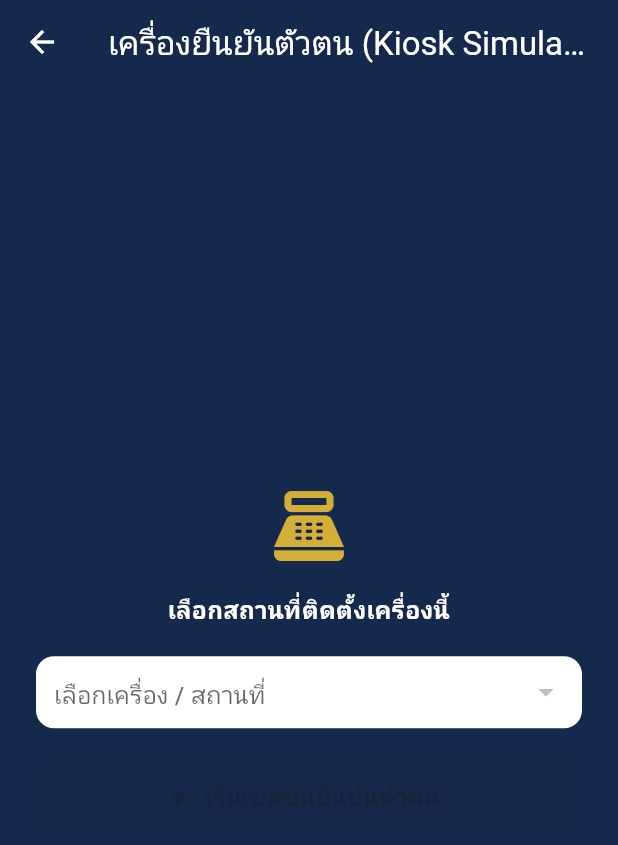
After one commit to phatarapol777-jpg/limited-travel-card, a Flutter app: the screen it shows after launch, after a tap on "โหมดเครื่องยืนยันตัวตน (สำหรับเจ้าหน้าที", on a phone screen of 412 x 824 dp. The commit adds this screen. Shown: the top 845 px of the screen. Run offline on Flutter 3.47's test engine with Material 3 defaults, Android fonts, the light colour scheme and no system bars; our stand-ins replace flutter_map, latlong2, qr_flutter; missing offline and left inert: mobile_scanner; accounts and stored records are empty; network calls fail.

Commit message:
Add kiosk-based check-in identity verification flow
Replaces the phone-side check-in QR generation with a kiosk-driven
session: the kiosk device shows a QR, the traveler's phone scans it,
then the kiosk performs its own face liveness verification before
awarding cards. Matches the thesis flowchart's check-in verification
design (device kiosk + Liveness AI, separate from location GPS check).

```diff
--- a/mobile/lib/models/models.dart
+++ b/mobile/lib/models/models.dart
@@ -238,3 +238,27 @@ class HotelOffer {
         roomDescription: j['room_description'],
       );
 }
+
+class CheckinKiosk {
+  final String kioskId;
+  final String locationId;
+  final String locationName;
+  final String province;
+  final String status;
+
+  CheckinKiosk({
+    required this.kioskId,
+    required this.locationId,
+    required this.locationName,
+    required this.province,
+    required this.status,
+  });
+
+  factory CheckinKiosk.fromJson(Map<String, dynamic> j) => CheckinKiosk(
+        kioskId: j['kiosk_id'],
+        locationId: j['location_id'],
+        locationName: j['location_name'],
+        province: j['province'],
+        status: j['status'] ?? 'online',
+      );
+}
--- /dev/null
+++ b/mobile/lib/screens/kiosk_mode_screen.dart
@@ -0,0 +1,279 @@
+import 'dart:async';
+import 'package:flutter/material.dart';
+import 'package:qr_flutter/qr_flutter.dart';
+import '../models/models.dart';
+import '../services/api_client.dart';
+import '../theme.dart';
+import '../widgets/face_scan_widget.dart';
+import '../widgets/travel_card_tile.dart';
+
+enum _KioskStage { pickLocation, awaitingScan, awaitingFace, verifying, success, error }
+
+class KioskModeScreen extends StatefulWidget {
+  const KioskModeScreen({super.key});
+
+  @override
+  State<KioskModeScreen> createState() => _KioskModeScreenState();
+}
+
+class _KioskModeScreenState extends State<KioskModeScreen> {
+  List<CheckinKiosk> _kiosks = [];
+  bool _loadingKiosks = true;
+  CheckinKiosk? _selectedKiosk;
+
+  _KioskStage _stage = _KioskStage.pickLocation;
+  String? _sessionId;
+  String? _qrPayload;
+  String? _travelerName;
+  String? _errorMessage;
+  Map<String, dynamic>? _result;
+  Timer? _pollTimer;
+
+  @override
+  void initState() {
+    super.initState();
+    _loadKiosks();
+  }
+
+  @override
+  void dispose() {
+    _pollTimer?.cancel();
+    super.dispose();
+  }
+
+  Future<void> _loadKiosks() async {
+    try {
+      final data = await apiClient.get('/catalog/kiosks');
+      setState(() {
+        _kiosks = (data['kiosks'] as List).map((e) => CheckinKiosk.fromJson(e)).toList();
+        _loadingKiosks = false;
+      });
+    } catch (e) {
+      setState(() => _loadingKiosks = false);
+    }
+  }
+
+  Future<void> _startSession() async {
+    if (_selectedKiosk == null) return;
+    setState(() {
+      _stage = _KioskStage.awaitingScan;
+      _errorMessage = null;
+      _travelerName = null;
+      _result = null;
+    });
+    try {
+      final data = await apiClient.post('/kiosk/session', {'kiosk_id': _selectedKiosk!.kioskId});
+      setState(() {
+        _sessionId = data['session_id'];
+        _qrPayload = data['qr_payload'];
+      });
+      _pollTimer?.cancel();
+      _pollTimer = Timer.periodic(const Duration(milliseconds: 1500), (_) => _poll());
+    } catch (e) {
+      setState(() {
+        _stage = _KioskStage.error;
+        _errorMessage = 'สร้างเซสชันไม่สำเร็จ: $e';
+      });
+    }
+  }
+
+  Future<void> _poll() async {
+    if (_sessionId == null) return;
+    try {
+      final data = await apiClient.get('/kiosk/session/$_sessionId');
+      final status = data['status'];
+      if (status == 'awaiting_face' && _stage != _KioskStage.awaitingFace && _stage != _KioskStage.verifying) {
+        _pollTimer?.cancel();
+        setState(() {
+          _stage = _KioskStage.awaitingFace;
+          _travelerName = data['user'] != null ? '${data['user']['first_name']} ${data['user']['last_name']}' : null;
+        });
+        _runFaceVerification();
+      } else if (status == 'expired') {
+        _pollTimer?.cancel();
+        setState(() {
+          _stage = _KioskStage.error;
+          _errorMessage = 'เซสชันหมดอายุ กรุณาเริ่มใหม่';
+        });
+      }
+    } catch (_) {
+      // keep polling silently; transient network hiccup
+    }
+  }
+
+  Future<void> _runFaceVerification() async {
+    setState(() => _stage = _KioskStage.verifying);
+    await Future.delayed(const Duration(seconds: 3));
+    if (!mounted) return;
+    try {
+      await apiClient.post('/kiosk/session/$_sessionId/verify-face');
+      final data = await apiClient.post('/kiosk/session/$_sessionId/complete');
+      if (!mounted) return;
+      setState(() {
+        _stage = _KioskStage.success;
+        _result = data;
+      });
+    } catch (e) {
+      if (!mounted) return;
+      setState(() {
+        _stage = _KioskStage.error;
+        _errorMessage = 'ยืนยันตัวตนไม่สำเร็จ: $e';
+      });
+    }
+  }
+
+  void _reset() {
+    _pollTimer?.cancel();
+    setState(() {
+      _stage = _KioskStage.pickLocation;
+      _sessionId = null;
+      _qrPayload = null;
+      _travelerName = null;
+      _errorMessage = null;
+      _result = null;
+    });
+  }
+
+  @override
+  Widget build(BuildContext context) {
+    return Scaffold(
+      backgroundColor: AppColors.navy,
+      appBar: AppBar(
+        backgroundColor: AppColors.navy,
+        foregroundColor: Colors.white,
+        title: const Text('เครื่องยืนยันตัวตน (Kiosk Simulator)'),
+      ),
+      body: SafeArea(
+        child: Center(
+          child: ConstrainedBox(
+            constraints: const BoxConstraints(maxWidth: 420),
+            child: Padding(
+              padding: const EdgeInsets.all(24),
+              child: _buildStage(),
+            ),
+          ),
+        ),
+      ),
+    );
+  }
+
+  Widget _buildStage() {
+    switch (_stage) {
+      case _KioskStage.pickLocation:
+        return _loadingKiosks
+            ? const Center(child: CircularProgressIndicator(color: Colors.white))
+            : Column(
+                mainAxisSize: MainAxisSize.min,
+                children: [
+                  const Icon(Icons.point_of_sale, color: AppColors.gold, size: 56),
+                  const SizedBox(height: 16),
+                  const Text('เลือกสถานที่ติดตั้งเครื่องนี้', style: TextStyle(color: Colors.white, fontSize: 16, fontWeight: FontWeight.bold)),
+                  const SizedBox(height: 20),
+                  Container(
+                    decoration: BoxDecoration(color: Colors.white, borderRadius: BorderRadius.circular(12)),
+                    child: DropdownButtonHideUnderline(
+                      child: Padding(
+                        padding: const EdgeInsets.symmetric(horizontal: 12),
+                        child: DropdownButton<CheckinKiosk>(
+                          isExpanded: true,
+                          value: _selectedKiosk,
+                          hint: const Padding(padding: EdgeInsets.symmetric(vertical: 14), child: Text('เลือกเครื่อง / สถานที่')),
+                          items: _kiosks
+                              .map((k) => DropdownMenuItem(value: k, child: Text('${k.locationName} (${k.province})')))
+                              .toList(),
+                          onChanged: (v) => setState(() => _selectedKiosk = v),
+                        ),
+                      ),
+                    ),
+                  ),
+                  const SizedBox(height: 20),
+                  ElevatedButton.icon(
+                    icon: const Icon(Icons.play_arrow),
+                    label: const Text('เริ่มเซสชันยืนยันตัวตน'),
+                    onPressed: _selectedKiosk == null ? null : _startSession,
+                  ),
+                ],
+              );
+
+      case _KioskStage.awaitingScan:
+        return Column(
+          mainAxisSize: MainAxisSize.min,
+          children: [
+            Text(_selectedKiosk?.locationName ?? '', style: const TextStyle(color: Colors.white, fontSize: 16, fontWeight: FontWeight.bold)),
+            const SizedBox(height: 20),
+            Container(
+              padding: const EdgeInsets.all(16),
+              decoration: BoxDecoration(color: Colors.white, borderRadius: BorderRadius.circular(20)),
+              child: _qrPayload == null
+                  ? const SizedBox(height: 220, width: 220, child: Center(child: CircularProgressIndicator()))
+                  : QrImageView(data: _qrPayload!, size: 220, backgroundColor: Colors.white),
+            ),
+            const SizedBox(height: 20),
+            const Text('สแกน QR นี้ด้วยแอปในมือถือของคุณ\nเพื่อเริ่มเช็คอิน', textAlign: TextAlign.center, style: TextStyle(color: Colors.white70)),
+            const SizedBox(height: 20),
+            TextButton(onPressed: _reset, child: const Text('ยกเลิก', style: TextStyle(color: Colors.white70))),
+          ],
+        );
+
+      case _KioskStage.awaitingFace:
+      case _KioskStage.verifying:
+        final complete = false;
+        return Column(
+          mainAxisSize: MainAxisSize.min,
+          children: [
+            if (_travelerName != null) ...[
+              Text('สวัสดีคุณ $_travelerName', style: const TextStyle(color: Colors.white, fontSize: 16, fontWeight: FontWeight.bold)),
+              const SizedBox(height: 16),
+            ],
+            FaceScanWidget(complete: complete),
+            const SizedBox(height: 12),
+            const Text('กำลังสแกนใบหน้าเพื่อยืนยันตัวตนกับฐานข้อมูล...', style: TextStyle(color: Colors.white70)),
+          ],
+        );
+
+      case _KioskStage.success:
+        final awarded = ((_result?['awarded_cards'] as List?) ?? []).map((e) => TravelCard.fromJson(e)).toList();
+        return Column(
+          mainAxisSize: MainAxisSize.min,
+          children: [
+            const Icon(Icons.check_circle, color: AppColors.success, size: 64),
+            const SizedBox(height: 12),
+            Text('เช็คอินสำเร็จ${_travelerName != null ? ' คุณ$_travelerName' : ''}',
+                style: const TextStyle(color: Colors.white, fontSize: 16, fontWeight: FontWeight.bold)),
+            if (awarded.isNotEmpty) ...[
+              const SizedBox(height: 16),
+              const Text('ได้รับการ์ดใหม่', style: TextStyle(color: Colors.white70)),
+              const SizedBox(height: 8),
+              SizedBox(
+                height: 120,
+                child: GridView.count(
+                  crossAxisCount: 2,
+                  mainAxisSpacing: 8,
+                  crossAxisSpacing: 8,
+                  children: awarded.map((c) => TravelCardTile(card: c)).toList(),
+                ),
+              ),
+            ],
+            const SizedBox(height: 24),
+            ElevatedButton.icon(
+              icon: const Icon(Icons.refresh),
+              label: const Text('พร้อมสำหรับนักท่องเที่ยวคนถัดไป'),
+              onPressed: _reset,
+            ),
+          ],
+        );
+
+      case _KioskStage.error:
+        return Column(
+          mainAxisSize: MainAxisSize.min,
+          children: [
+            const Icon(Icons.error_outline, color: Colors.redAccent, size: 56),
+            const SizedBox(height: 12),
+            Text(_errorMessage ?? 'เกิดข้อผิดพลาด', textAlign: TextAlign.center, style: const TextStyle(color: Colors.white)),
+            const SizedBox(height: 20),
+            ElevatedButton(onPressed: _reset, child: const Text('เริ่มใหม่')),
+          ],
+        );
+    }
+  }
+}
--- a/mobile/lib/screens/login_screen.dart
+++ b/mobile/lib/screens/login_screen.dart
@@ -5,6 +5,7 @@ import '../services/api_client.dart';
 import '../theme.dart';
 import 'register_screen.dart';
 import 'home_shell.dart';
+import 'kiosk_mode_screen.dart';
 
 class LoginScreen extends StatefulWidget {
   const LoginScreen({super.key});
@@ -102,6 +103,12 @@ class _LoginScreenState extends State<LoginScreen> {
                     textAlign: TextAlign.center,
                     style: TextStyle(color: Colors.grey, fontSize: 12),
                   ),
+                  const SizedBox(height: 16),
+                  TextButton.icon(
+                    icon: const Icon(Icons.point_of_sale, size: 18, color: Colors.grey),
+                    label: const Text('โหมดเครื่องยืนยันตัวตน (สำหรับเจ้าหน้าที่/Kiosk)', style: TextStyle(color: Colors.grey, fontSize: 12)),
+                    onPressed: () => Navigator.of(context).push(MaterialPageRoute(builder: (_) => const KioskModeScreen())),
+                  ),
                 ],
               ),
             ),
--- a/mobile/lib/screens/map_missions_screen.dart
+++ b/mobile/lib/screens/map_missions_screen.dart
@@ -5,8 +5,8 @@ import '../models/models.dart';
 import '../services/api_client.dart';
 import '../theme.dart';
 import '../utils/icon_map.dart';
-import 'checkin_screen.dart';
 import 'booking_screen.dart';
+import 'scan_kiosk_screen.dart';
 
 class MapMissionsScreen extends StatefulWidget {
   const MapMissionsScreen({super.key});
@@ -94,7 +94,7 @@ class _MapMissionsScreenState extends State<MapMissionsScreen> {
                       label: const Text('Check-in ที่นี่'),
                       onPressed: () {
                         Navigator.of(ctx).pop();
-                        Navigator.of(context).push(MaterialPageRoute(builder: (_) => CheckinScreen(location: loc)));
+                        Navigator.of(context).push(MaterialPageRoute(builder: (_) => ScanKioskScreen(location: loc)));
                       },
                     ),
                   ),
--- a/mobile/pubspec.yaml
+++ b/mobile/pubspec.yaml
@@ -36,6 +36,7 @@ dependencies:
   cupertino_icons: ^1.0.8
   http: ^1.6.0
   qr_flutter: ^4.1.0
+  mobile_scanner: ^7.0.1
   geolocator: ^14.0.2
   flutter_map: ^8.3.1
   latlong2: ^0.10.1
```
Also changed, not shown: mobile/lib/screens/checkin_screen.dart (deleted, +0 -189 lines), mobile/lib/screens/scan_kiosk_screen.dart (added, +208 -0 lines), mobile/pubspec.lock, 7 other files.
